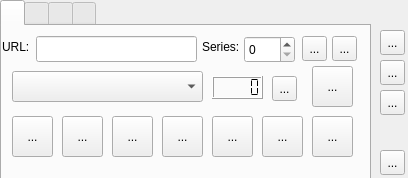
Above: parser.ui from Silver-North/ani-ma_checker before the change. Below: the same form after it.
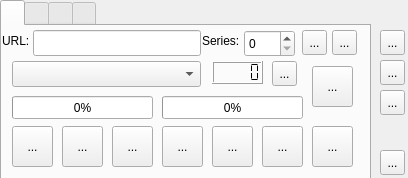
That is the form after the change. Icons and pictures are not drawn.

Commit message: working progress-bar on tab <Anime>

Diff of the .ui file:
```diff
--- a/parser.ui
+++ b/parser.ui
@@ -82,7 +82,7 @@
       <property name="geometry">
        <rect>
         <x>270</x>
-        <y>50</y>
+        <y>35</y>
         <width>25</width>
         <height>25</height>
        </rect>
@@ -99,7 +99,7 @@
       <property name="geometry">
        <rect>
         <x>210</x>
-        <y>50</y>
+        <y>35</y>
         <width>51</width>
         <height>23</height>
        </rect>
@@ -115,9 +115,9 @@
       <property name="geometry">
        <rect>
         <x>10</x>
-        <y>45</y>
-        <width>191</width>
-        <height>31</height>
+        <y>35</y>
+        <width>189</width>
+        <height>26</height>
        </rect>
       </property>
      </widget>
@@ -125,7 +125,7 @@
       <property name="geometry">
        <rect>
         <x>60</x>
-        <y>90</y>
+        <y>100</y>
         <width>41</width>
         <height>41</height>
        </rect>
@@ -147,7 +147,7 @@
       <property name="geometry">
        <rect>
         <x>300</x>
-        <y>10</y>
+        <y>4</y>
         <width>25</width>
         <height>25</height>
        </rect>
@@ -164,7 +164,7 @@
       <property name="geometry">
        <rect>
         <x>110</x>
-        <y>90</y>
+        <y>100</y>
         <width>41</width>
         <height>41</height>
        </rect>
@@ -186,7 +186,7 @@
       <property name="geometry">
        <rect>
         <x>200</x>
-        <y>10</y>
+        <y>4</y>
         <width>41</width>
         <height>21</height>
        </rect>
@@ -202,7 +202,7 @@
       <property name="geometry">
        <rect>
         <x>10</x>
-        <y>90</y>
+        <y>100</y>
         <width>41</width>
         <height>41</height>
        </rect>
@@ -223,8 +223,8 @@
      <widget class="QToolButton" name="toolButton_7">
       <property name="geometry">
        <rect>
-        <x>160</x>
-        <y>90</y>
+        <x>260</x>
+        <y>100</y>
         <width>41</width>
         <height>41</height>
        </rect>
@@ -245,9 +245,9 @@
      <widget class="QLineEdit" name="lineEdit">
       <property name="geometry">
        <rect>
-        <x>34</x>
-        <y>10</y>
-        <width>161</width>
+        <x>31</x>
+        <y>4</y>
+        <width>168</width>
         <height>26</height>
        </rect>
       </property>
@@ -256,7 +256,7 @@
       <property name="geometry">
        <rect>
         <x>242</x>
-        <y>10</y>
+        <y>4</y>
         <width>51</width>
         <height>27</height>
        </rect>
@@ -272,7 +272,7 @@
       <property name="geometry">
        <rect>
         <x>0</x>
-        <y>10</y>
+        <y>4</y>
         <width>31</width>
         <height>21</height>
        </rect>
@@ -284,8 +284,8 @@
      <widget class="QToolButton" name="toolButton_8">
       <property name="geometry">
        <rect>
-        <x>210</x>
-        <y>90</y>
+        <x>310</x>
+        <y>100</y>
         <width>41</width>
         <height>41</height>
        </rect>
@@ -306,8 +306,8 @@
      <widget class="QToolButton" name="toolButton_9">
       <property name="geometry">
        <rect>
-        <x>310</x>
-        <y>40</y>
+        <x>210</x>
+        <y>100</y>
         <width>41</width>
         <height>41</height>
        </rect>
@@ -332,8 +332,8 @@
      <widget class="QToolButton" name="toolButton_12">
       <property name="geometry">
        <rect>
-        <x>260</x>
-        <y>90</y>
+        <x>160</x>
+        <y>100</y>
         <width>41</width>
         <height>41</height>
        </rect>
@@ -355,7 +355,7 @@
       <property name="geometry">
        <rect>
         <x>330</x>
-        <y>10</y>
+        <y>4</y>
         <width>25</width>
         <height>25</height>
        </rect>
@@ -371,7 +371,7 @@
       <property name="geometry">
        <rect>
         <x>310</x>
-        <y>90</y>
+        <y>40</y>
         <width>41</width>
         <height>41</height>
        </rect>
@@ -392,6 +392,56 @@
        </size>
       </property>
      </widget>
+     <widget class="QProgressBar" name="progressBar">
+      <property name="geometry">
+       <rect>
+        <x>10</x>
+        <y>70</y>
+        <width>141</width>
+        <height>23</height>
+       </rect>
+      </property>
+      <property name="toolTip">
+       <string>Progress Download file..</string>
+      </property>
+      <property name="value">
+       <number>0</number>
+      </property>
+      <property name="textVisible">
+       <bool>true</bool>
+      </property>
+      <property name="orientation">
+       <enum>Qt::Horizontal</enum>
+      </property>
+      <property name="textDirection">
+       <enum>QProgressBar::TopToBottom</enum>
+      </property>
+     </widget>
+     <widget class="QProgressBar" name="progressBar_2">
+      <property name="geometry">
+       <rect>
+        <x>160</x>
+        <y>70</y>
+        <width>141</width>
+        <height>23</height>
+       </rect>
+      </property>
+      <property name="toolTip">
+       <string>Progress Checking..</string>
+      </property>
+      <property name="value">
+       <number>0</number>
+      </property>
+      <property name="textVisible">
+       <bool>true</bool>
+      </property>
+      <property name="orientation">
+       <enum>Qt::Horizontal</enum>
+      </property>
+      <property name="textDirection">
+       <enum>QProgressBar::TopToBottom</enum>
+      </property>
+     </widget>
     </widget>
     <widget class="QWidget" name="tab_2">
      <attribute name="title">
```
Left out of the diff: 62 changed lines with no effect on the pictures. The commit also changes 7 other files.
